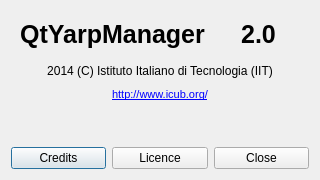
robotology/yarp, file src/yarpmanager/src-manager/aboutdlg.ui: the form before one commit.
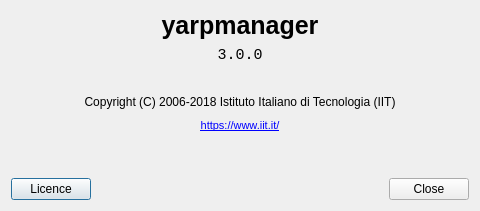
The form after the commit.

Commit message:
Fix copyright headers
Everything that was not BSD is now LGPL2.1+ with these exceptions:

* src/yarpscope uses QCustomPlot that is GPL3+ and it is therefore GPL3+
* src/yarpviz uses qgv that is GPL3+ and it is therefore GPL3+
* example/ContainerExample uses yarpscope and it is therefore GPL3+
* example/matrix/gsl_example.cpp uses GSL and it is therefore GPL2+

Diff of the .ui file:
```diff
--- a/src/yarpmanager/src-manager/aboutdlg.ui
+++ b/src/yarpmanager/src-manager/aboutdlg.ui
@@ -6,20 +6,20 @@
    <rect>
     <x>0</x>
     <y>0</y>
-    <width>320</width>
-    <height>180</height>
+    <width>480</width>
+    <height>211</height>
    </rect>
   </property>
   <property name="minimumSize">
    <size>
-    <width>320</width>
-    <height>180</height>
+    <width>480</width>
+    <height>211</height>
    </size>
   </property>
   <property name="maximumSize">
    <size>
-    <width>320</width>
-    <height>180</height>
+    <width>480</width>
+    <height>211</height>
    </size>
   </property>
   <property name="windowTitle">
@@ -27,12 +27,6 @@
   </property>
   <layout class="QVBoxLayout" name="verticalLayout">
    <item>
-    <widget class="QWidget" name="widget" native="true">
-     <layout class="QHBoxLayout" name="horizontalLayout">
-      <property name="spacing">
-       <number>12</number>
-      </property>
-      <item>
        <widget class="QLabel" name="lblName">
         <property name="font">
          <font>
@@ -42,7 +36,7 @@
          </font>
         </property>
         <property name="text">
-         <string>QtYarpManager</string>
+      <string>yarpmanager</string>
         </property>
         <property name="alignment">
          <set>Qt::AlignCenter</set>
@@ -53,26 +47,46 @@
        <widget class="QLabel" name="lblVersion">
         <property name="font">
          <font>
-          <pointsize>19</pointsize>
-          <weight>75</weight>
-          <bold>true</bold>
+       <family>Monospace</family>
+       <pointsize>11</pointsize>
+       <weight>50</weight>
+       <bold>false</bold>
          </font>
         </property>
         <property name="text">
-         <string>2.0</string>
+      <string>3.0.0</string>
         </property>
         <property name="alignment">
          <set>Qt::AlignCenter</set>
         </property>
        </widget>
       </item>
-     </layout>
-    </widget>
+   <item>
+    <spacer name="verticalSpacer">
+     <property name="orientation">
+      <enum>Qt::Vertical</enum>
+     </property>
+     <property name="sizeType">
+      <enum>QSizePolicy::Fixed</enum>
+     </property>
+     <property name="sizeHint" stdset="0">
+      <size>
+       <width>0</width>
+       <height>25</height>
+      </size>
+     </property>
+    </spacer>
    </item>
    <item>
     <widget class="QLabel" name="copyright">
+     <property name="sizePolicy">
+      <sizepolicy hsizetype="Preferred" vsizetype="Minimum">
+       <horstretch>0</horstretch>
+       <verstretch>0</verstretch>
+      </sizepolicy>
+     </property>
      <property name="text">
-      <string>2014 (C) Istituto Italiano di Tecnologia (IIT)</string>
+      <string>Copyright (C) 2006-2018 Istituto Italiano di Tecnologia (IIT)</string>
      </property>
      <property name="alignment">
       <set>Qt::AlignCenter</set>
@@ -81,6 +95,12 @@
    </item>
    <item>
     <widget class="QTextBrowser" name="website">
+     <property name="sizePolicy">
+      <sizepolicy hsizetype="Expanding" vsizetype="Minimum">
+       <horstretch>0</horstretch>
+       <verstretch>0</verstretch>
+      </sizepolicy>
+     </property>
      <property name="styleSheet">
       <string notr="true">background-color: rgb(255, 255, 255,0);</string>
      </property>
@@ -94,8 +114,8 @@
       <string>&lt;!DOCTYPE HTML PUBLIC &quot;-//W3C//DTD HTML 4.0//EN&quot; &quot;http://www.w3.org/TR/REC-html40/strict.dtd&quot;&gt;
 &lt;html&gt;&lt;head&gt;&lt;meta name=&quot;qrichtext&quot; content=&quot;1&quot; /&gt;&lt;style type=&quot;text/css&quot;&gt;
 p, li { white-space: pre-wrap; }
-&lt;/style&gt;&lt;/head&gt;&lt;body style=&quot; font-family:'MS Shell Dlg 2'; font-size:8.25pt; font-weight:400; font-style:normal;&quot;&gt;
-&lt;p align=&quot;center&quot; style=&quot; margin-top:0px; margin-bottom:0px; margin-left:0px; margin-right:0px; -qt-block-indent:0; text-indent:0px;&quot;&gt;&lt;a href=&quot;http://www.icub.org/&quot;&gt;&lt;span style=&quot; font-size:8pt; text-decoration: underline; color:#0000ff;&quot;&gt;http://www.icub.org/&lt;/span&gt;&lt;/a&gt;&lt;/p&gt;&lt;/body&gt;&lt;/html&gt;</string>
+&lt;/style&gt;&lt;/head&gt;&lt;body style=&quot; font-family:'Noto Sans'; font-size:10pt; font-weight:400; font-style:normal;&quot;&gt;
+&lt;p align=&quot;center&quot; style=&quot; margin-top:0px; margin-bottom:0px; margin-left:0px; margin-right:0px; -qt-block-indent:0; text-indent:0px;&quot;&gt;&lt;a href=&quot;https://www.iit.it/&quot;&gt;&lt;span style=&quot; font-family:'MS Shell Dlg 2'; font-size:8pt; text-decoration: underline; color:#0000ff;&quot;&gt;https://www.iit.it/&lt;/span&gt;&lt;/a&gt;&lt;/p&gt;&lt;/body&gt;&lt;/html&gt;</string>
      </property>
      <property name="openExternalLinks">
       <bool>true</bool>
@@ -104,13 +124,6 @@
    </item>
    <item>
     <layout class="QHBoxLayout" name="horizontalLayout_2">
-     <item>
-      <widget class="QPushButton" name="btnCredits">
-       <property name="text">
-        <string>Credits</string>
-       </property>
-      </widget>
-     </item>
      <item>
       <widget class="QPushButton" name="btnLicence">
        <property name="text">
@@ -118,6 +131,19 @@
        </property>
       </widget>
      </item>
+     <item>
+      <spacer name="horizontalSpacer">
+       <property name="orientation">
+        <enum>Qt::Horizontal</enum>
+       </property>
+       <property name="sizeHint" stdset="0">
+        <size>
+         <width>40</width>
+         <height>20</height>
+        </size>
+       </property>
+      </spacer>
+     </item>
      <item>
       <widget class="QPushButton" name="btnClose">
        <property name="text">
```
Lines whose indentation alone changed are shown as unchanged. The commit also changes 336 other files.
